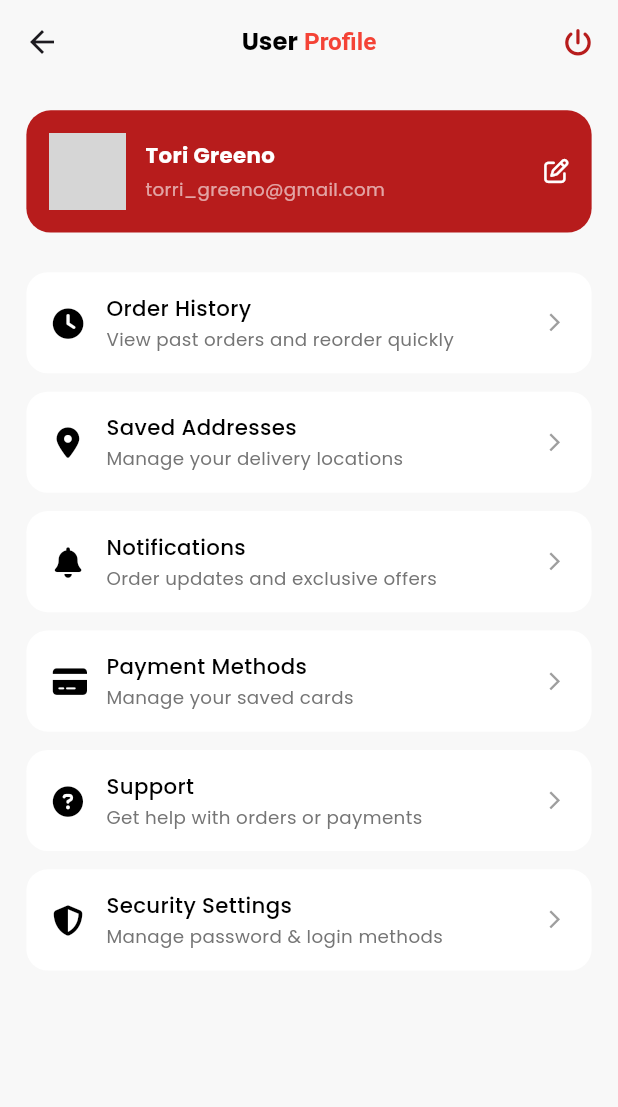
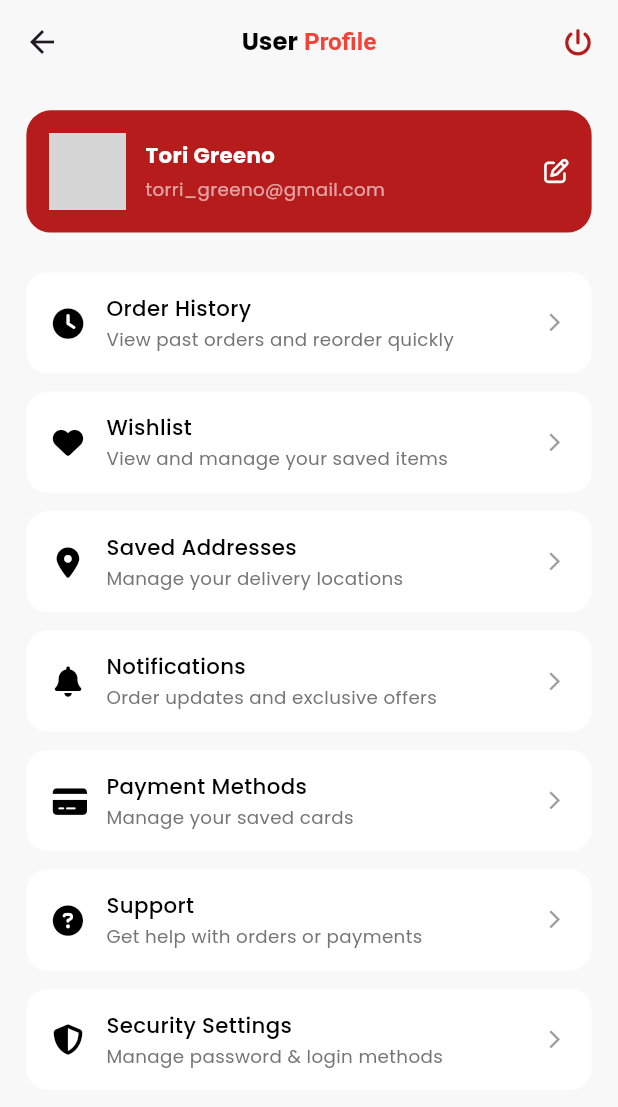
Before and after one commit to pizzaboysvita/flutterapp, a Flutter app: the Profile screen opened by its route, on a phone screen of 412 x 824 dp. Shown: the top 1107 px of the screen. Run offline on Flutter 3.47's test engine with Material 3 defaults, Android fonts, the phone set to English and light mode, and no system bars; drawn by our look-alikes of flutter_platform_widgets; our stand-ins replace cached_network_image, carousel_slider, flutter_bloc, flutter_screenutil, font_awesome_flutter, lottie and 1 more; network calls fail; grey boxes are pictures that could not be loaded.

Commit message:
Store Selection and UI Chnages are made

```diff
--- a/lib/features/profile/pages/profile.dart
+++ b/lib/features/profile/pages/profile.dart
@@ -102,6 +102,15 @@ class Profile extends StatelessWidget {
           Navigator.pushNamed(context, AppRoutes.orderHistory);
         },
       ),
+      _ProfileOption(
+        FontAwesomeIcons.solidHeart, // Filled heart for favorites
+        "Wishlist",
+        "View and manage your saved items",
+        ontap: () {
+          // Navigator.pushNamed(context, AppRoutes.wishlist);
+        },
+      ),
+
       _ProfileOption(
         FontAwesomeIcons.locationDot, // Filled (solid)
         "Saved Addresses",
```
Also changed, not shown: lib/features/home/pages/home.dart (+10 -2 lines), lib/features/home/widgets/popular_picks.dart (+6 -1 lines).
